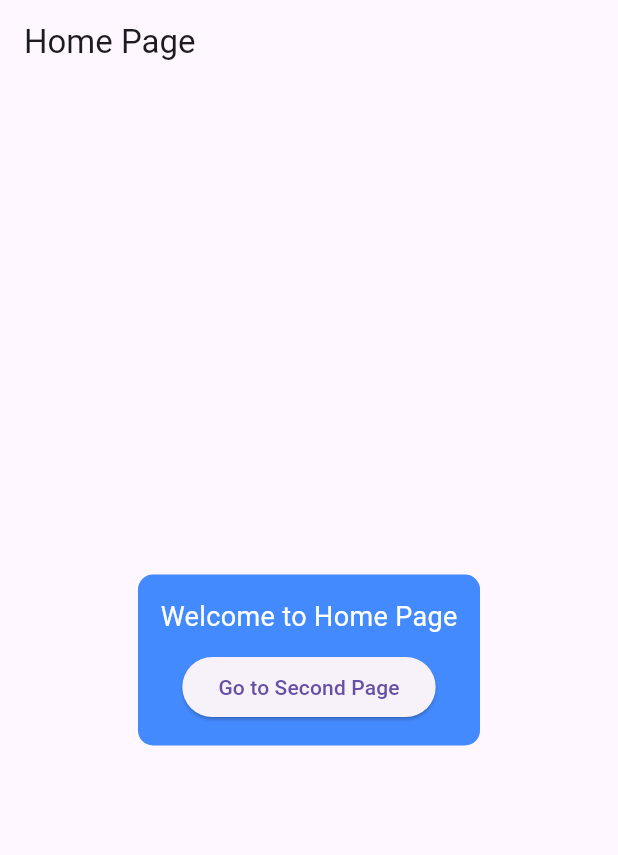
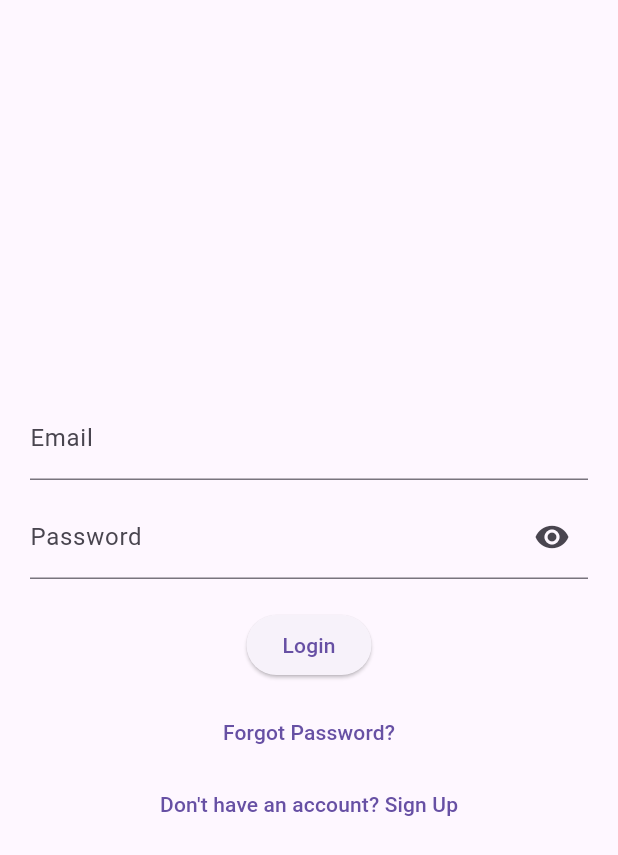
Before and after one commit to blouch565/Mad_task_4, a Flutter app: the screen it shows after launch, on a phone screen of 412 x 824 dp. Shown: the top 855 px of the screen. Run offline on Flutter 3.47's test engine with Material 3 defaults, Android fonts, the light colour scheme and no system bars.

Commit message:
Page integration and linkage of pages

```diff
--- /dev/null
+++ b/lib/login_screen.dart
@@ -0,0 +1,106 @@
+import 'package:flutter/material.dart';
+import 'home_page.dart';
+import 'forgot_password_screen.dart';
+import 'signup_screen.dart';
+
+class LoginScreen extends StatefulWidget {
+  const LoginScreen({Key? key}) : super(key: key);
+
+  @override
+  _LoginScreenState createState() => _LoginScreenState();
+}
+
+class _LoginScreenState extends State<LoginScreen> {
+  final _formKey = GlobalKey<FormState>();
+  bool _isLoading = false;
+  bool _obscurePassword = true;
+  final TextEditingController _emailController = TextEditingController();
+  final TextEditingController _passwordController = TextEditingController();
+
+  void _login() {
+    if (_formKey.currentState!.validate()) {
+      setState(() => _isLoading = true);
+
+      Future.delayed(const Duration(seconds: 2), () {
+        setState(() => _isLoading = false);
+
+        ScaffoldMessenger.of(context).showSnackBar(
+          const SnackBar(content: Text('Login Successful!')),
+        );
+
+        Navigator.pushReplacement(
+          context,
+          MaterialPageRoute(builder: (context) => const HomePage()),
+        );
+      });
+    }
+  }
+
+  @override
+  Widget build(BuildContext context) {
+    return Scaffold(
+      body: Center(
+        child: Padding(
+          padding: const EdgeInsets.all(20),
+          child: Form(
+            key: _formKey,
+            child: Column(
+              mainAxisAlignment: MainAxisAlignment.center,
+              children: [
+                TextFormField(
+                  controller: _emailController,
+                  keyboardType: TextInputType.emailAddress,
+                  decoration: const InputDecoration(labelText: "Email"),
+                  validator: (value) =>
+                  value != null && value.contains("@") ? null : "Enter a valid email",
+                ),
+                const SizedBox(height: 10),
+                TextFormField(
+                  controller: _passwordController,
+                  obscureText: _obscurePassword,
+                  decoration: InputDecoration(
+                    labelText: "Password",
+                    suffixIcon: IconButton(
+                      icon: Icon(_obscurePassword ? Icons.visibility : Icons.visibility_off),
+                      onPressed: () {
+                        setState(() => _obscurePassword = !_obscurePassword);
+                      },
+                    ),
+                  ),
+                  validator: (value) =>
+                  value != null && value.length >= 6 ? null : "Password must be at least 6 characters",
+                ),
+                const SizedBox(height: 20),
+                _isLoading
+                    ? const CircularProgressIndicator()
+                    : ElevatedButton(
+                  onPressed: _login,
+                  child: const Text("Login"),
+                ),
+                const SizedBox(height: 10),
+                TextButton(
+                  onPressed: () {
+                    Navigator.push(
+                      context,
+                      MaterialPageRoute(builder: (context) => const ForgotPasswordScreen()),
+                    );
+                  },
+                  child: const Text("Forgot Password?"),
+                ),
+                TextButton(
+                  onPressed: () {
+                    Navigator.push(
+                      context,
+                      MaterialPageRoute(builder: (context) => const SignupScreen()),
+                    );
+                  },
+                  child: const Text("Don't have an account? Sign Up"),
+                ),
+              ],
+            ),
+          ),
+        ),
+      ),
+    );
+  }
+}
--- a/lib/main.dart
+++ b/lib/main.dart
@@ -1,70 +1,20 @@
 import 'package:flutter/material.dart';
+import 'login_screen.dart';
 
 void main() {
-  runApp(MyApp());
+  runApp(const MyApp());
 }
 
 class MyApp extends StatelessWidget {
+  const MyApp({Key? key}) : super(key: key);
+
   @override
   Widget build(BuildContext context) {
     return MaterialApp(
       debugShowCheckedModeBanner: false,
-      title: 'Flutter Navigation & UI',
-      theme: ThemeData(primarySwatch: Colors.blue),
-      home: HomePage(),
+      title: 'Flutter Login & Navigation',
+      theme: ThemeData(primarySwatch: Colors.green),
+      home: const LoginScreen(),
     );
   }
 }
-
-class HomePage extends StatelessWidget {
-  @override
-  Widget build(BuildContext context) {
-    return Scaffold(
-      appBar: AppBar(title: Text('Home Page')),
-      body: Center(
-        child: Container(
-          margin: EdgeInsets.all(20), // Margin around the container
-          padding: EdgeInsets.all(15), // Padding inside the container
-          decoration: BoxDecoration(
-            color: Colors.blueAccent, // Background color
-            borderRadius: BorderRadius.circular(10), // Rounded corners
-          ),
-          child: Column(
-            mainAxisSize: MainAxisSize.min,
-            children: [
-              Text(
-                'Welcome to Home Page',
-                style: TextStyle(fontSize: 18, color: Colors.white),
-              ),
-              SizedBox(height: 10), // Space between text and button
-              ElevatedButton(
-                onPressed: () {
-                  Navigator.push(
-                    context,
-                    MaterialPageRoute(builder: (context) => SecondPage()),
-                  );
-                },
-                child: Text('Go to Second Page'),
-              ),
-            ],
-          ),
-        ),
-      ),
-    );
-  }
-}
-
-class SecondPage extends StatelessWidget {
-  @override
-  Widget build(BuildContext context) {
-    return Scaffold(
-      appBar: AppBar(title: Text('Second Page')),
-      body: Center(
-        child: Text(
-          'Successfully Navigated to Second Page!',
-          style: TextStyle(fontSize: 20, fontWeight: FontWeight.bold),
-        ),
-      ),
-    );
-  }
-}
```
Also changed, not shown: lib/forgot_password_screen.dart (added, +78 -0 lines), lib/home_page.dart (added, +42 -0 lines), lib/second_page.dart (added, +18 -0 lines), lib/signup_screen.dart (added, +97 -0 lines).
